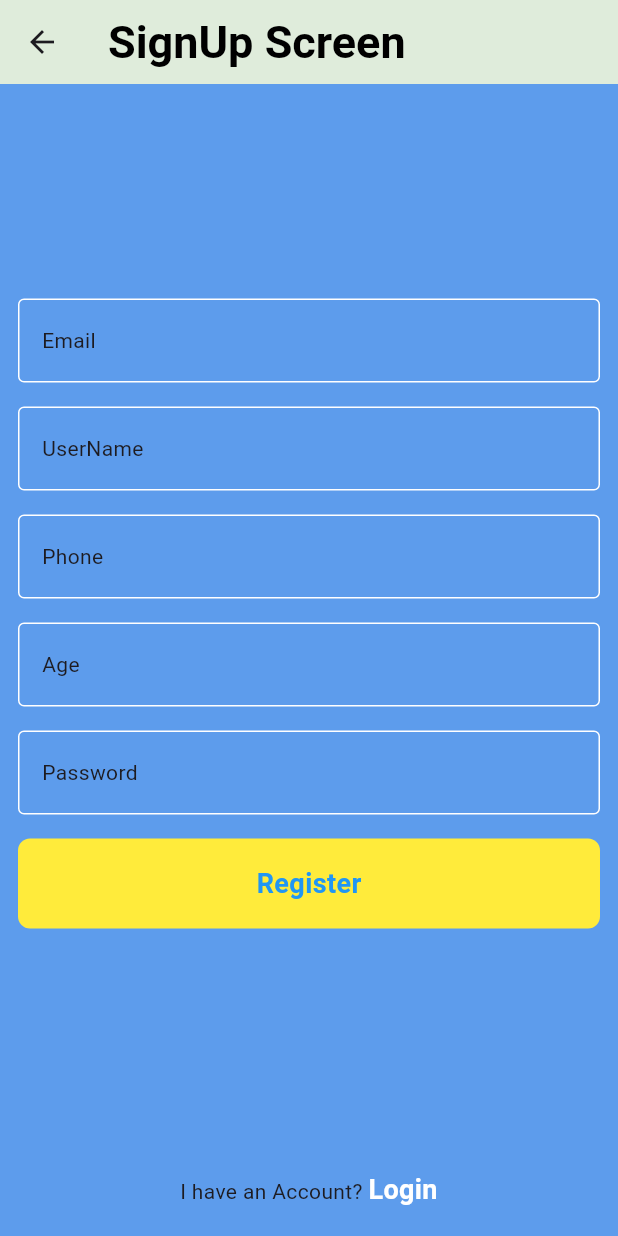
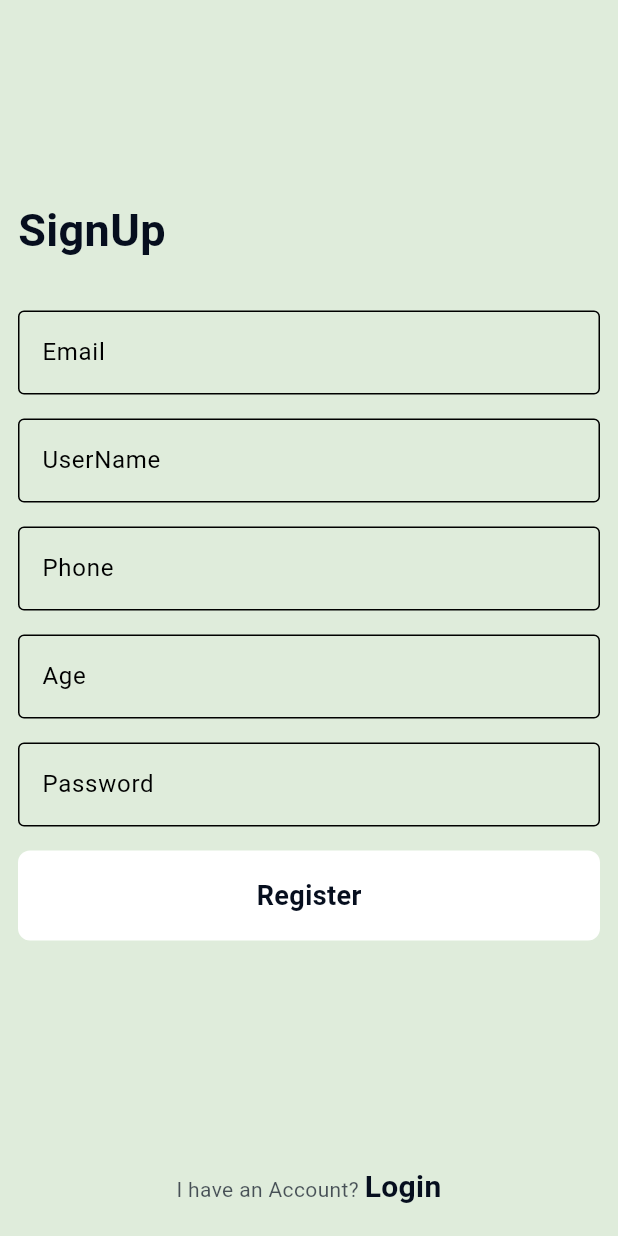
Before and after one commit to Ibrahim8545/todoApp, a Flutter app: the screen it shows after launch, after a tap on "Login", after a tap on "Resister", on a phone screen of 412 x 824 dp. Run offline on Flutter 3.47's test engine with Material 3 defaults, Android fonts, the phone set to English and light mode, and no system bars; our stand-ins replace calendar_timeline, cloud_firestore, firebase_auth, firebase_core, flutter_slidable, shared_preferences; accounts and stored records are empty; Roboto replaces fonts that are missing (ElMessiri).

Commit message:
change in ui

```diff
--- a/lib/home_screen.dart
+++ b/lib/home_screen.dart
@@ -4,7 +4,7 @@ import 'package:provider/provider.dart';
 import 'package:todoapp/app_color.dart';
 import 'package:todoapp/providers/my_provider_auth.dart';
 import 'package:todoapp/providers/theme_provider.dart';
-import 'package:todoapp/signin_and_sigup/login.dart';
+
 import 'package:todoapp/tabs/settings_tab.dart';
 import 'package:todoapp/tabs/tasks_tabs.dart';
 import 'package:todoapp/widget/add_task_bottom_sheet.dart';
@@ -38,18 +38,7 @@ class _HomeScreenState extends State<HomeScreen> {
                  fontWeight: FontWeight.bold,
                  color: Colors.white),
           ),
-          actions: [
-            IconButton(
-                onPressed: () {
-                  FirebaseAuth.instance.signOut();
-                  Navigator.pushNamedAndRemoveUntil(
-                    context,
-                    LoginPage.routeName,
-                    (route) => false,
-                  );
-                },
-                icon: Icon(Icons.logout))
-          ],
+
         ),
         floatingActionButtonLocation: FloatingActionButtonLocation.centerDocked,
         floatingActionButton: FloatingActionButton(
--- a/lib/modals_bottom.dart/language_modal_bottom.dart
+++ b/lib/modals_bottom.dart/language_modal_bottom.dart
@@ -52,7 +52,7 @@ class LanguageModalBottom extends StatelessWidget {
 
                 //pro.changeLanguage(context,'ar');
             },
-            child: Row(
+            child:const  Row(
               children: [
                 Text(
                   'arabic',
--- a/lib/providers/my_provider_auth.dart
+++ b/lib/providers/my_provider_auth.dart
@@ -1,6 +1,7 @@
 import 'package:firebase_auth/firebase_auth.dart';
 import 'package:flutter/material.dart';
 import 'package:todoapp/firebase_function/firebase_function.dart';
+import 'package:todoapp/firebase_function/user_service.dart';
 import 'package:todoapp/models/user_model.dart';
 
 class MyProvider extends ChangeNotifier
--- a/lib/signin_and_sigup/custom_button.dart
+++ b/lib/signin_and_sigup/custom_button.dart
@@ -16,16 +16,18 @@ String text;
               decoration: BoxDecoration(
                 borderRadius: BorderRadius.circular(8),
                 color: pro.appTheme==ThemeMode.light?
-                Colors.yellow:
-                AppColor.gray
+                Colors.white:
+                Colors.grey
               ),
               width: double.infinity,
               height: 60,
               child:Center(
                 child: Text(
                   text,
-                  style: const TextStyle(
-                    color: Colors.blue,
+                  style:  TextStyle(
+                    color:  pro.appTheme!=ThemeMode.light?
+                Colors.white:
+                AppColor.dark,
                     fontSize: 18,
                     fontWeight: FontWeight.bold
                   )
--- a/lib/signin_and_sigup/custom_text_field.dart
+++ b/lib/signin_and_sigup/custom_text_field.dart
@@ -1,8 +1,15 @@
 import 'package:flutter/material.dart';
+import 'package:provider/provider.dart';
+import 'package:todoapp/providers/theme_provider.dart';
 
 class CustomTextField extends StatelessWidget {
-
-   CustomTextField({super.key,this.hint,this.text,this.obscureText=false,this.controller,this.keyboardType});
+  CustomTextField(
+      {super.key,
+      this.hint,
+      this.text,
+      this.obscureText = false,
+      this.controller,
+      this.keyboardType});
 
   String? hint;
   String? text;
@@ -10,51 +17,53 @@ bool? obscureText;
   TextEditingController? controller;
   TextInputType? keyboardType;
 
-
-
   @override
   Widget build(BuildContext context) {
-    return  TextFormField(
+    var proTheme = Provider.of<ThemeProvider>(context);
+    return TextFormField(
       obscureText: obscureText!,
       controller: controller,
-      keyboardType:keyboardType ,
-      validator: (value)
-      {
-        if(value!.isEmpty)
-        {
-          return(text);
+      keyboardType: keyboardType,
+      validator: (value) {
+        if (value!.isEmpty) {
+          return (text);
         }
       },
-
       decoration: InputDecoration(
-
         label: Text(
           '$hint',
-              style: Theme.of(context).
-                  textTheme.
-                  bodyMedium
         ),
-              border: const OutlineInputBorder(
-
+        labelStyle: TextStyle(
+          color: proTheme.appTheme == ThemeMode.light?
+        Colors.black:
+        Colors.white,
+       fontSize: 16.0),
+        border:  OutlineInputBorder(
           borderSide: BorderSide(
-                  color: Colors.white
+            color: proTheme.appTheme == ThemeMode.light?
+        Colors.black:
+        Colors.white,
             ),
         ),
-
-            enabledBorder: const OutlineInputBorder(
+        enabledBorder:  OutlineInputBorder(
           borderSide: BorderSide(
-                  color: Colors.white
+            color:proTheme.appTheme == ThemeMode.light?
+        Colors.black:
+        Colors.white,
             ),
-
         ),
-
-             focusedBorder: const OutlineInputBorder(
+        focusedBorder:  OutlineInputBorder(
           borderSide: BorderSide(
-                  color: Colors.white
+            color:proTheme.appTheme == ThemeMode.light?
+        Colors.black:
+        Colors.white,
             ),
-
         ),
-
+      ),
+      style: TextStyle(
+        color:proTheme.appTheme == ThemeMode.light?
+        Colors.black:
+        Colors.white,
       ),
     );
   }
--- a/lib/signin_and_sigup/login.dart
+++ b/lib/signin_and_sigup/login.dart
@@ -4,6 +4,7 @@ import 'package:todoapp/app_color.dart';
 import 'package:todoapp/firebase_function/firebase_function.dart';
 import 'package:todoapp/home_screen.dart';
 import 'package:todoapp/providers/my_provider_auth.dart';
+import 'package:todoapp/providers/theme_provider.dart';
 import 'package:todoapp/signin_and_sigup/custom_button.dart';
 import 'package:todoapp/signin_and_sigup/custom_text_field.dart';
 
@@ -17,8 +18,11 @@ var formKey = GlobalKey<FormState>();
   @override
   Widget build(BuildContext context) {
     var pro = Provider.of<MyProvider>(context);
+    var proTheme = Provider.of<ThemeProvider>(context);
     return Scaffold(
-      backgroundColor: AppColor.primary,
+      backgroundColor: proTheme.appTheme == ThemeMode.light
+          ? AppColor.secondary
+          : AppColor.dark,
       body: Padding(
         padding: const EdgeInsets.symmetric(horizontal: 8.0),
         child: Form(
@@ -32,14 +36,16 @@ var formKey = GlobalKey<FormState>();
                 'assets/images/logo.png',
                 height: 100,
               ),
-              const Row(
+              Row(
                 mainAxisAlignment: MainAxisAlignment.center,
                 children: [
                   Text(
                     'ToDo App',
                     style: TextStyle(
                         fontSize: 32,
-                        color:  Colors.white,
+                        color: proTheme.appTheme == ThemeMode.light
+                            ? AppColor.dark
+                            : Colors.white,
                         fontFamily: 'pacifico'),
                   ),
                 ],
@@ -47,13 +53,16 @@ var formKey = GlobalKey<FormState>();
               const SizedBox(
                 height: 75,
               ),
-             const  Row(
+              Row(
                 children: [
                   Text(
                     'LOGIN',
                     style: TextStyle(
                       fontSize: 24,
-                      color: Colors.white,
+                      fontWeight: FontWeight.bold,
+                      color: proTheme.appTheme == ThemeMode.light
+                          ? AppColor.dark
+                          : Colors.white,
                     ),
                   ),
                 ],
@@ -73,9 +82,8 @@ var formKey = GlobalKey<FormState>();
               ),
               const SizedBox(height: 20),
               CustomButton(
-                onTap:  () {
-                    if(formKey.currentState!.validate())
-                    {
+                  onTap: () {
+                    if (formKey.currentState!.validate()) {
                       FirebaseFunctions.login(
                           emailAddress: emailController.text,
                           password: passwordController.text,
@@ -106,30 +114,41 @@ var formKey = GlobalKey<FormState>();
                           });
                     }
                   },
-                 text: 'Login'),
+                  text: 'Login'
+
+                  ),
               const SizedBox(
                 height: 10,
               ),
               Row(
                 mainAxisAlignment: MainAxisAlignment.center,
                 children: [
-                  const Text(
+                   Text(
                     'don\'t have an account ?',
-                    style: TextStyle(color: Colors.white),
+                    style: TextStyle(
+                      color:proTheme.appTheme == ThemeMode.light?
+                      Colors.black.withOpacity(0.7) :
+                      Colors.white,),
                   ),
                   const SizedBox(
                     width: 10,
                   ),
                   GestureDetector(
                     onTap: () {
-                      Navigator.pushNamed(context, SignupScreen.routeName);
+                      Navigator.pushNamedAndRemoveUntil(
+                        context,
+                        SignupScreen.routeName,
+                        (route) => false,
+                      );
                     },
-                    child: const Text(
+                    child:  Text(
                       'Resister',
                       style: TextStyle(
                           fontSize: 18,
                           fontWeight: FontWeight.bold,
-                        color:Colors.white),
+                          color: proTheme.appTheme == ThemeMode.light?
+                      AppColor.dark :
+                      Colors.white,),
                     ),
                   ),
                 ],
--- a/lib/signin_and_sigup/regsiter.dart
+++ b/lib/signin_and_sigup/regsiter.dart
@@ -1,6 +1,8 @@
 import 'package:flutter/material.dart';
+import 'package:provider/provider.dart';
 import 'package:todoapp/app_color.dart';
 import 'package:todoapp/firebase_function/firebase_function.dart';
+import 'package:todoapp/providers/theme_provider.dart';
 import 'package:todoapp/signin_and_sigup/custom_button.dart';
 import 'package:todoapp/signin_and_sigup/custom_text_field.dart';
 import 'package:todoapp/signin_and_sigup/login.dart';
@@ -18,29 +20,43 @@ class SignupScreen extends StatelessWidget {
   var formkey = GlobalKey<FormState>();
   @override
   Widget build(BuildContext context) {
+        var proTheme = Provider.of<ThemeProvider>(context);
     return Scaffold(
-      backgroundColor: AppColor.primary,
+      backgroundColor: proTheme.appTheme ==
+       ThemeMode.light?
+        AppColor.secondary :
+       AppColor.dark,
       resizeToAvoidBottomInset: false,
-      appBar: AppBar(
-        backgroundColor: AppColor.secondary,
-        title: const Text('SignUp Screen'),
-      ),
+
       bottomNavigationBar: InkWell(
         onTap: () {
-          Navigator.pop(context);
+          Navigator.pushNamedAndRemoveUntil(
+            context,
+             LoginPage.routeName,
+           (route) => false,
+           );
         },
-        child: const  Padding(
+        child:   Padding(
           padding: EdgeInsets.all(18.0),
           child: Text.rich(
               textAlign: TextAlign.center,
-              TextSpan(children: [
-                TextSpan(text: "I have an Account? "),
+              TextSpan(
+                children: [
+                TextSpan(
+                  text: "I have an Account? ",
+                  style: TextStyle
+                  (fontSize: 14,
+                  color: proTheme.appTheme == ThemeMode.light?
+                      AppColor.dark.withOpacity(0.7) : Colors.white
+                  ),
+                  ),
                 TextSpan(
                     text: "Login",
                     style: TextStyle(
-                        fontSize: 18,
+                        fontSize: 20,
                         fontWeight: FontWeight.bold,
-                        color:Colors.white),
+                        color:proTheme.appTheme == ThemeMode.light?
+                      AppColor.dark : Colors.white),
                         ),
               ])),
         ),
@@ -52,7 +68,19 @@ class SignupScreen extends StatelessWidget {
           child: Center(
             child: Column(
               mainAxisAlignment: MainAxisAlignment.center,
+              crossAxisAlignment: CrossAxisAlignment.stretch,
               children: [
+                 Text(
+                  'SignUp',
+                  style: TextStyle(
+                      fontSize: 30,
+                      fontWeight: FontWeight.bold,
+                      color: proTheme.appTheme == ThemeMode.light?
+                      AppColor.dark : Colors.white
+                      ,
+                    ),
+                ),
+                const SizedBox(height: 16),const SizedBox(height: 16),
                 CustomTextField(
                   controller: emailController,
                   hint: 'Email',
--- a/lib/splash_screen.dart
+++ b/lib/splash_screen.dart
@@ -1,8 +1,10 @@
 import 'package:flutter/material.dart';
 import 'package:provider/provider.dart';
+import 'package:todoapp/app_color.dart';
 
 import 'package:todoapp/home_screen.dart';
 import 'package:todoapp/providers/my_provider_auth.dart';
+import 'package:todoapp/providers/theme_provider.dart';
 import 'package:todoapp/signin_and_sigup/login.dart';
 
 class SplashScreen extends StatefulWidget {
@@ -35,8 +37,11 @@ class _SplashScreenState extends State<SplashScreen> {
 
   @override
   Widget build(BuildContext context) {
+    var proTheme = Provider.of<ThemeProvider>(context);
     return Container(
-      color: const Color(0xffDFECDB),
+      color: proTheme.appTheme == ThemeMode.light?
+      AppColor.secondary:
+      AppColor.dark,
       child: Column(
         children: [
           const Spacer(),
--- a/lib/tabs/settings_tab.dart
+++ b/lib/tabs/settings_tab.dart
@@ -2,7 +2,6 @@ import 'package:firebase_auth/firebase_auth.dart';
 import 'package:flutter/material.dart';
 import 'package:provider/provider.dart';
 import 'package:todoapp/app_color.dart';
-import 'package:todoapp/modals_bottom.dart/language_modal_bottom.dart';
 import 'package:todoapp/modals_bottom.dart/thwmw_modal_bottom.dart';
 import 'package:todoapp/providers/theme_provider.dart';
 import 'package:todoapp/signin_and_sigup/custom_button.dart';
@@ -42,7 +41,7 @@ class SettingsTab extends StatelessWidget {
                       : AppColor.dark,
                   context: context,
                   builder: (context) {
-                    return ThemeModalBottom();
+                    return const  ThemeModalBottom();
                   });
             },
             child: Container(
@@ -83,7 +82,7 @@ class SettingsTab extends StatelessWidget {
                                 onPressed: () {
                                   Navigator.pop(context);
                                 },
-                                child: Text('Cancel',
+                                child:const  Text('Cancel',
                                 style: TextStyle(color: Colors.black),
                                 )),
                             ElevatedButton(
@@ -95,7 +94,7 @@ class SettingsTab extends StatelessWidget {
                                     (route) => false,
                                   );
                                 },
-                                child: Text(
+                                child:const  Text(
                                   'Log Out',
                                   style: TextStyle(color: Colors.red),
                                   )
--- a/lib/widget/add_task_bottom_sheet.dart
+++ b/lib/widget/add_task_bottom_sheet.dart
@@ -121,7 +121,7 @@ var subTitleController=TextEditingController();
       context: context,
       builder:(context, child) =>  Theme(
           data: Theme.of(context).copyWith(
-            colorScheme: ColorScheme.light(
+            colorScheme:const  ColorScheme.light(
               primary: AppColor.primary,
               onPrimary: Colors.white,
               onSurface: Colors.black,
--- a/pubspec.yaml
+++ b/pubspec.yaml
@@ -43,6 +43,8 @@ dependencies:
   google_fonts: ^6.2.0
   provider: ^6.1.2
   shared_preferences: ^2.2.3
+  flutter_bloc: ^8.1.6
+  bloc: ^8.1.4
 
 
 dev_dependencies:
```
Also changed, not shown: lib/firebase_function/auth_service.dart (added, +50 -0 lines), lib/firebase_function/task_service.dart (added, +42 -0 lines), lib/firebase_function/user_service.dart (added, +31 -0 lines), lib/tabs/tasks_tabs.dart (+13 -24 lines), pubspec.lock. Lines whose indentation alone changed are shown as unchanged.
